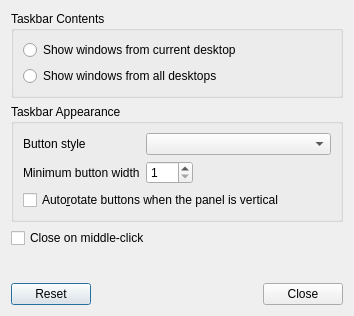
First picture: the form in plugin-taskbar/lxqttaskbarconfiguration.ui, repository lxqt/lxqt-panel, before the edit.
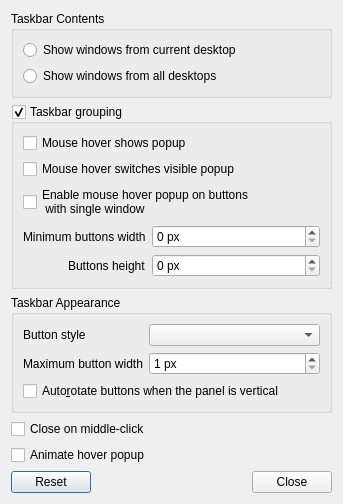
Second picture: the form after the edit.

Commit message: plugin-taskbar: initial implementation of window grouping

The edit to the form file:
```diff
--- a/plugin-taskbar/lxqttaskbarconfiguration.ui
+++ b/plugin-taskbar/lxqttaskbarconfiguration.ui
@@ -6,8 +6,8 @@
    <rect>
     <x>0</x>
     <y>0</y>
-    <width>354</width>
-    <height>316</height>
+    <width>343</width>
+    <height>501</height>
    </rect>
   </property>
   <property name="windowTitle">
@@ -43,12 +43,93 @@
      </layout>
     </widget>
    </item>
+   <item>
+    <widget class="QGroupBox" name="groupingGB">
+     <property name="title">
+      <string>Taskbar grouping</string>
+     </property>
+     <property name="checkable">
+      <bool>true</bool>
+     </property>
+     <layout class="QVBoxLayout" name="verticalLayout_3">
+      <item>
+       <widget class="QCheckBox" name="hoverActivateCB">
+        <property name="text">
+         <string>Mouse hover shows popup</string>
+        </property>
+       </widget>
+      </item>
+      <item>
+       <widget class="QCheckBox" name="hoverSwitchCB">
+        <property name="text">
+         <string>Mouse hover switches visible popup</string>
+        </property>
+       </widget>
+      </item>
+      <item>
+       <widget class="QCheckBox" name="hoverSingleCB">
+        <property name="text">
+         <string>Enable mouse hover popup on buttons
+ with single window</string>
+        </property>
+       </widget>
+      </item>
+      <item>
+       <layout class="QFormLayout" name="formLayout_2">
+        <property name="fieldGrowthPolicy">
+         <enum>QFormLayout::AllNonFixedFieldsGrow</enum>
+        </property>
+        <property name="labelAlignment">
+         <set>Qt::AlignRight|Qt::AlignTrailing|Qt::AlignVCenter</set>
+        </property>
+        <item row="0" column="0">
+         <widget class="QLabel" name="label">
+          <property name="text">
+           <string>Minimum buttons width</string>
+          </property>
+         </widget>
+        </item>
+        <item row="1" column="0">
+         <widget class="QLabel" name="label_2">
+          <property name="text">
+           <string>Buttons height</string>
+          </property>
+         </widget>
+        </item>
+        <item row="0" column="1">
+         <widget class="QSpinBox" name="widthSB">
+          <property name="suffix">
+           <string> px</string>
+          </property>
+          <property name="maximum">
+           <number>100000000</number>
+          </property>
+         </widget>
+        </item>
+        <item row="1" column="1">
+         <widget class="QSpinBox" name="heightSB">
+          <property name="suffix">
+           <string> px</string>
+          </property>
+          <property name="maximum">
+           <number>1000000000</number>
+          </property>
+         </widget>
+        </item>
+       </layout>
+      </item>
+     </layout>
+    </widget>
+   </item>
    <item>
     <widget class="QGroupBox" name="WLApperanceGB">
      <property name="title">
       <string>Taskbar Appearance</string>
      </property>
      <layout class="QFormLayout" name="formLayout">
+      <property name="fieldGrowthPolicy">
+       <enum>QFormLayout::AllNonFixedFieldsGrow</enum>
+      </property>
       <item row="0" column="0">
        <widget class="QLabel" name="buttonStyleL">
         <property name="text">
@@ -62,18 +143,21 @@
       <item row="1" column="0">
        <widget class="QLabel" name="buttonWidthL">
         <property name="text">
-         <string>Minimum button width</string>
+         <string>Maximum button width</string>
         </property>
        </widget>
       </item>
       <item row="1" column="1">
        <widget class="QSpinBox" name="buttonWidthSB">
         <property name="sizePolicy">
-         <sizepolicy hsizetype="Fixed" vsizetype="Fixed">
+         <sizepolicy hsizetype="Preferred" vsizetype="Fixed">
           <horstretch>0</horstretch>
           <verstretch>0</verstretch>
          </sizepolicy>
         </property>
+        <property name="suffix">
+         <string> px</string>
+        </property>
         <property name="minimum">
          <number>1</number>
         </property>
@@ -99,6 +183,13 @@
      </property>
     </widget>
    </item>
+   <item>
+    <widget class="QCheckBox" name="eyeCandyCB">
+     <property name="text">
+      <string>Animate hover popup</string>
+     </property>
+    </widget>
+   </item>
    <item>
     <spacer name="verticalSpacer">
      <property name="orientation">
```
Left out of the diff: 40 changed lines with no effect on the pictures. The commit also changes 12 other files.
